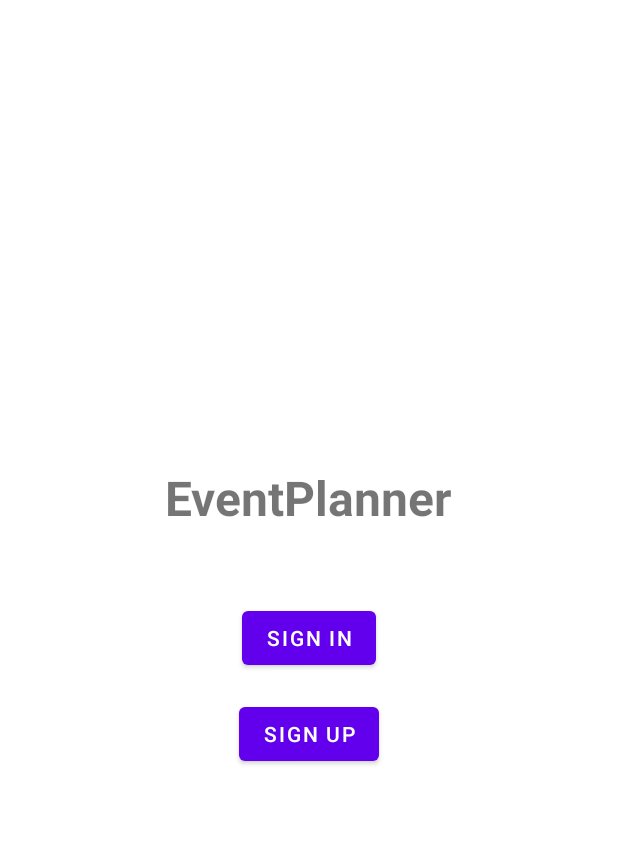
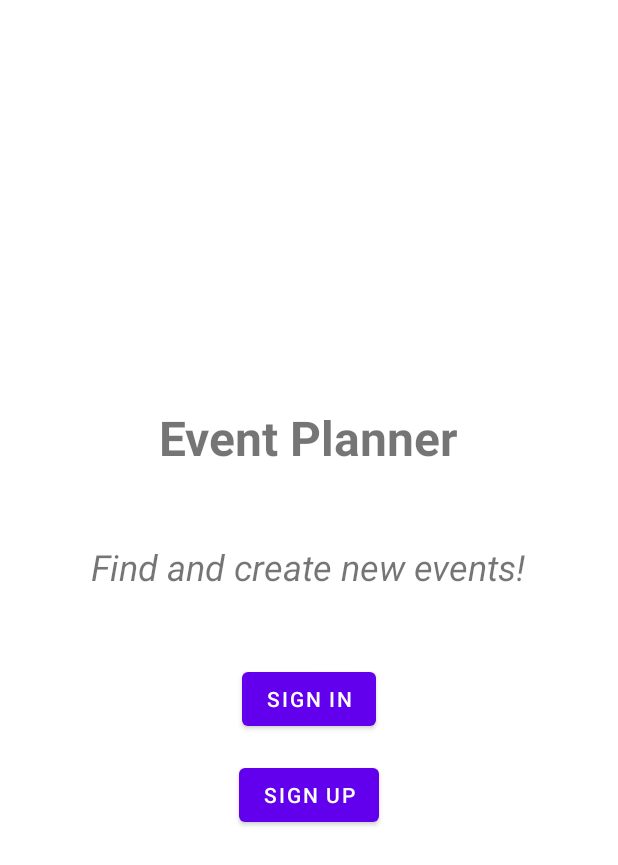
Before and after one commit to KarlNueckel/EventPlanner-Project-AndroidProgramming, an Android app: the screen it shows after launch (StartActivity), on a phone screen of 412 x 824 dp. Shown: the top 865 px of the screen. Run offline under Robolectric (Android 15) with nearby library versions, the phone set to English and light mode, and no system bars; libraries missing offline, so code that uses them is left out: com.firebase.ui; 1 statement that could not run was skipped.

Commit message:
Add a subtitle to the start

```diff
--- a/app/src/main/res/layout/activity_start.xml
+++ b/app/src/main/res/layout/activity_start.xml
@@ -9,9 +9,17 @@
 
     <TextView
         android:id="@+id/titleText"
-        android:text="EventPlanner"
+        android:text="Event Planner"
         android:textSize="32sp"
         android:textStyle="bold"
+        android:layout_marginBottom="48dp"
+        android:layout_width="wrap_content"
+        android:layout_height="wrap_content" />
+    <TextView
+        android:id="@+id/subtitleText"
+        android:text="Find and create new events!"
+        android:textSize="24sp"
+        android:textStyle="italic"
         android:layout_marginBottom="48dp"
         android:layout_width="wrap_content"
         android:layout_height="wrap_content" />
```
